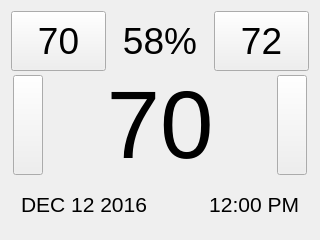
This is mainwindow.ui in ggalt/qThermostat as Qt 5 draws it before an edit. The edited form follows.
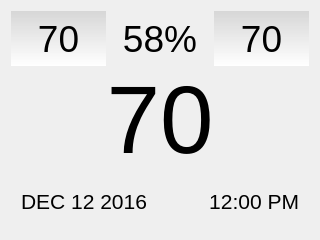
This is the edited form. Custom widgets are drawn as their Qt base class.

The edit to the form file:
```diff
--- a/mainwindow.ui
+++ b/mainwindow.ui
@@ -2,6 +2,14 @@
 <ui version="4.0">
  <class>MainWindow</class>
  <widget class="QMainWindow" name="MainWindow">
+  <property name="geometry">
+   <rect>
+    <x>0</x>
+    <y>0</y>
+    <width>320</width>
+    <height>240</height>
+   </rect>
+  </property>
   <property name="minimumSize">
    <size>
     <width>320</width>
@@ -24,6 +32,9 @@
      <height>240</height>
     </size>
    </property>
+   <property name="styleSheet">
+    <string notr="true">background-color: qlineargradient(spread:reflect, x1:0.5, y1:2.42861e-17, x2:0.5, y2:0.5, stop:0 rgba(0, 230, 51, 229), stop:1 rgba(255, 255, 255, 255));</string>
+   </property>
    <widget class="QFrame" name="verticalFrame">
     <property name="geometry">
      <rect>
@@ -45,6 +56,9 @@
       <height>240</height>
      </size>
     </property>
+    <property name="styleSheet">
+     <string notr="true"/>
+    </property>
     <layout class="QVBoxLayout" name="verticalLayout">
      <property name="spacing">
       <number>0</number>
@@ -64,21 +78,21 @@
         <number>0</number>
        </property>
        <item>
-        <widget class="QPushButton" name="btnWeather">
-         <property name="minimumSize">
-          <size>
-           <width>0</width>
-           <height>60</height>
-          </size>
-         </property>
+        <widget class="qClickableLabel" name="btnWeather">
          <property name="font">
           <font>
            <pointsize>28</pointsize>
           </font>
          </property>
+         <property name="styleSheet">
+          <string notr="true">background-color: qlineargradient(spread:pad, x1:0.5, y1:0, x2:0.5, y2:1, stop:0 rgba(0, 0, 0, 26), stop:1 rgba(255, 255, 255, 255));</string>
+         </property>
          <property name="text">
           <string>70</string>
          </property>
+         <property name="alignment">
+          <set>Qt::AlignCenter</set>
+         </property>
         </widget>
        </item>
        <item>
@@ -88,6 +102,9 @@
            <pointsize>28</pointsize>
           </font>
          </property>
+         <property name="styleSheet">
+          <string notr="true">background-color: rgba(0, 0, 0, 0);</string>
+         </property>
          <property name="text">
           <string>58%</string>
          </property>
@@ -100,20 +117,23 @@
         </widget>
        </item>
        <item>
-        <widget class="QPushButton" name="btnTargetTemp">
-         <property name="minimumSize">
-          <size>
-           <width>0</width>
-           <height>60</height>
-          </size>
-         </property>
+        <widget class="qClickableLabel" name="btnTargetTemp">
          <property name="font">
           <font>
            <pointsize>28</pointsize>
           </font>
          </property>
+         <property name="styleSheet">
+          <string notr="true">background-color: qlineargradient(spread:pad, x1:0.5, y1:0, x2:0.5, y2:1, stop:0 rgba(0, 0, 0, 26), stop:1 rgba(255, 255, 255, 255));</string>
+         </property>
          <property name="text">
-          <string>72</string>
+          <string>70</string>
+         </property>
+         <property name="scaledContents">
+          <bool>false</bool>
+         </property>
+         <property name="alignment">
+          <set>Qt::AlignCenter</set>
          </property>
         </widget>
        </item>
@@ -130,13 +150,16 @@
        <property name="spacing">
         <number>3</number>
        </property>
-       <item row="0" column="1">
+       <item row="0" column="0">
         <widget class="QLabel" name="lblCurrentTemp">
          <property name="font">
           <font>
            <pointsize>72</pointsize>
           </font>
          </property>
+         <property name="styleSheet">
+          <string notr="true">background-color: rgba(255, 255, 255, 0);</string>
+         </property>
          <property name="text">
           <string>70</string>
          </property>
@@ -145,62 +168,6 @@
          </property>
         </widget>
        </item>
-       <item row="0" column="2">
-        <widget class="QPushButton" name="btnRigth">
-         <property name="sizePolicy">
-          <sizepolicy hsizetype="Minimum" vsizetype="Maximum">
-           <horstretch>0</horstretch>
-           <verstretch>0</verstretch>
-          </sizepolicy>
-         </property>
-         <property name="minimumSize">
-          <size>
-           <width>0</width>
-           <height>100</height>
-          </size>
-         </property>
-         <property name="maximumSize">
-          <size>
-           <width>30</width>
-           <height>16777215</height>
-          </size>
-         </property>
-         <property name="sizeIncrement">
-          <size>
-           <width>0</width>
-           <height>0</height>
-          </size>
-         </property>
-         <property name="text">
-          <string/>
-         </property>
-        </widget>
-       </item>
-       <item row="0" column="0">
-        <widget class="QPushButton" name="btnLeft">
-         <property name="sizePolicy">
-          <sizepolicy hsizetype="Minimum" vsizetype="Maximum">
-           <horstretch>0</horstretch>
-           <verstretch>0</verstretch>
-          </sizepolicy>
-         </property>
-         <property name="minimumSize">
-          <size>
-           <width>0</width>
-           <height>100</height>
-          </size>
-         </property>
-         <property name="maximumSize">
-          <size>
-           <width>30</width>
-           <height>16777215</height>
-          </size>
-         </property>
-         <property name="text">
-          <string/>
-         </property>
-        </widget>
-       </item>
       </layout>
      </item>
      <item>
@@ -221,6 +188,9 @@
            <pointsize>16</pointsize>
           </font>
          </property>
+         <property name="styleSheet">
+          <string notr="true">background-color: rgba(255, 255, 255, 0);</string>
+         </property>
          <property name="text">
           <string>DEC 12 2016</string>
          </property>
@@ -233,6 +203,9 @@
            <pointsize>16</pointsize>
           </font>
          </property>
+         <property name="styleSheet">
+          <string notr="true">background-color: rgba(255, 255, 255, 0);</string>
+         </property>
          <property name="text">
           <string>12:00 PM</string>
          </property>
@@ -248,6 +221,13 @@
   </widget>
  </widget>
  <layoutdefault spacing="6" margin="11"/>
+ <customwidgets>
+  <customwidget>
+   <class>qClickableLabel</class>
+   <extends>QLabel</extends>
+   <header>qclickablelabel.h</header>
+  </customwidget>
+ </customwidgets>
  <resources/>
  <connections/>
 </ui>
```
